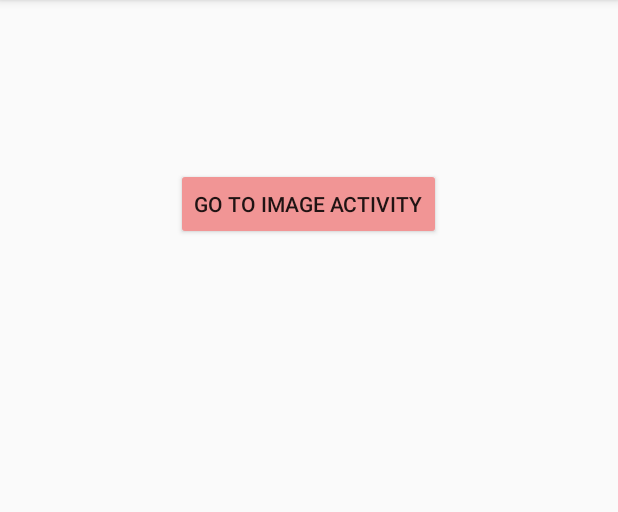
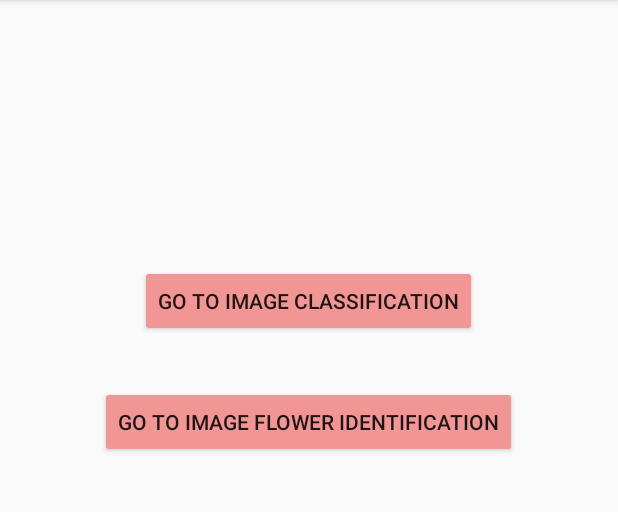
Before and after one commit to oumnou/ML-Kit-APP, an Android app: the screen it shows after launch (MainActivity), on a phone screen of 412 x 824 dp, the part 84-596 px from its top. Run offline under Robolectric (Android 15) with nearby library versions, the phone set to English and light mode, and no system bars.

Commit message:
Adding Flower Identification using a custom TensorFlow lite model

```diff
--- a/app/src/main/res/layout/activity_main.xml
+++ b/app/src/main/res/layout/activity_main.xml
@@ -6,20 +6,52 @@
     android:layout_height="match_parent"
     tools:context=".MainActivity">
 
+
     <Button
         android:id="@+id/button"
         android:layout_width="wrap_content"
         android:layout_height="wrap_content"
         android:backgroundTint="#F19595"
-        android:text="Go to image Activity"
+        android:onClick="onGoToImageActivity"
+        android:text="Go to Image Classification"
         android:textColorHighlight="#C36060"
         android:textColorHint="#CA6363"
-        android:onClick="onGoToImageActivity"
 
         app:layout_constraintBottom_toBottomOf="parent"
         app:layout_constraintEnd_toEndOf="parent"
-        app:layout_constraintHorizontal_bias="0.498"
+        app:layout_constraintHorizontal_bias="0.497"
         app:layout_constraintStart_toStartOf="parent"
         app:layout_constraintTop_toTopOf="parent"
-        app:layout_constraintVertical_bias="0.156" />
+        app:layout_constraintVertical_bias="0.245" />
+
+    <Button
+        android:id="@+id/button1"
+        android:layout_width="wrap_content"
+        android:layout_height="wrap_content"
+        android:backgroundTint="#F19595"
+        android:onClick="onGoToFlowerActivity"
+        android:text="Go to Image Flower Identification"
+        android:textColorHighlight="#C36060"
+        android:textColorHint="#CA6363"
+
+        app:layout_constraintBottom_toBottomOf="parent"
+        app:layout_constraintEnd_toEndOf="parent"
+        app:layout_constraintHorizontal_bias="0.496"
+        app:layout_constraintStart_toStartOf="parent"
+        app:layout_constraintTop_toTopOf="parent"
+        app:layout_constraintVertical_bias="0.357" />
+
+
+    <TextView
+        android:id="@+id/txtView"
+
+        android:layout_width="wrap_content"
+        android:layout_height="wrap_content"
+        android:text=""
+        app:layout_constraintBottom_toBottomOf="parent"
+        app:layout_constraintEnd_toEndOf="parent"
+        app:layout_constraintHorizontal_bias="0.5"
+        app:layout_constraintStart_toStartOf="parent"
+        app:layout_constraintTop_toBottomOf="@+id/button1"></TextView>
+
 </androidx.constraintlayout.widget.ConstraintLayout>
```
Also changed, not shown: app/build.gradle (+6 -5 lines), app/src/main/AndroidManifest.xml (+12 -1 lines), app/src/main/java/com/example/storageperm/MainActivity.java (+18 -2 lines), app/src/main/java/com/example/storageperm/helpers/ImageHelperActivity.java (+8 -3 lines), app/src/main/java/com/example/storageperm/image/FlowerIdentificationActivity.java (added, +63 -0 lines), app/src/main/java/com/example/storageperm/image/ImageClassificationActivity.java (added, +56 -0 lines), 2 other files.
